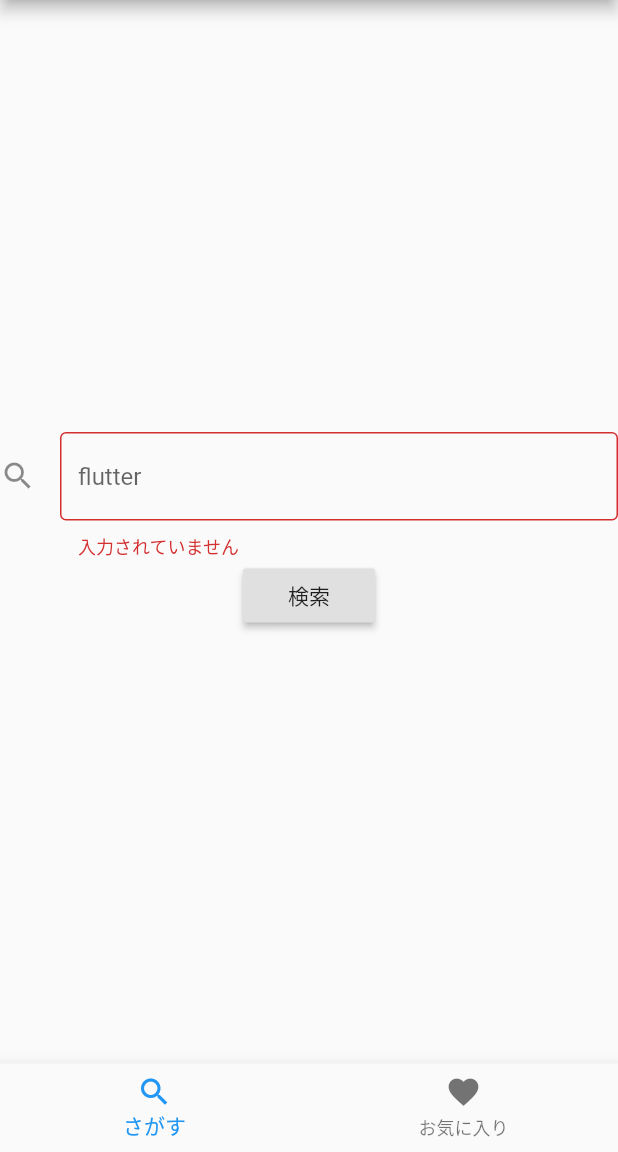
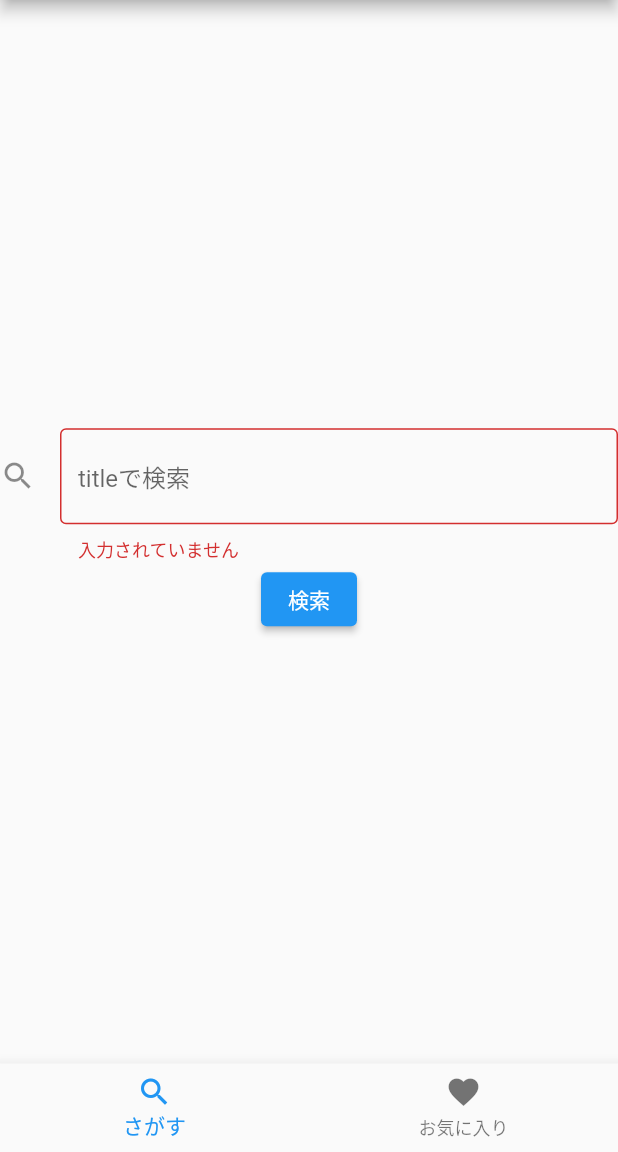
Before and after one commit to m-seiya09/sample_app, a Flutter app: the screen it shows after launch, after a tap on "検索", on a phone screen of 412 x 824 dp, the part 84-1236 px from its top. Run offline on Flutter 3.47's test engine with Material 2 defaults, Android fonts, the phone set to English and light mode, and no system bars; our stand-ins replace chopper, flutter_hooks, flutter_riverpod, freezed_annotation, hooks_riverpod, infinite_scroll_pagination and 2 more; generated files the repository leaves out were written again; network calls fail.

```diff
--- a/lib/Repository/ABC/qiita_api.dart
+++ b/lib/Repository/ABC/qiita_api.dart
@@ -10,6 +10,6 @@ abstract class QiitaApi extends ChopperService {
 
   @Get(path: '/items?query=title:{titleName}')
   Future<Response> fetchArticleByTitle({
-    @Path('titleName') String titleName,
+    @Path('titleName') String? titleName,
   });
 }
--- a/lib/Repository/article_repository.dart
+++ b/lib/Repository/article_repository.dart
@@ -28,6 +28,7 @@ class ArticleRepository {
     final responce = await _client.fetchArticleByTitle(titleName: title);
 
     if (responce.isSuccessful) {
+      print(responce.body.runtimeType);
       final responceBodyJson = responce.body as List;
       return responceBodyJson;
     } else {
--- a/lib/Screen/Main/article_display.dart
+++ b/lib/Screen/Main/article_display.dart
@@ -6,13 +6,17 @@ import 'package:sample_app/screen/parts/app_bar/header.dart';
 
 class ArticleDisplay extends StatelessWidget {
 
+  ArticleDisplay(this._url);
+
+  final String? _url;
+
   @override
   Widget build(BuildContext context)
   {
     return Scaffold(
       appBar: Header('詳細表示'),
       body: WebView(
-        initialUrl: 'https://qiita.com/rydein/items/1fa1fd6046dbef837375',
+        initialUrl: _url,
         javascriptMode: JavascriptMode.unrestricted,
       )
     );
--- a/lib/Screen/Main/search.dart
+++ b/lib/Screen/Main/search.dart
@@ -1,26 +1,56 @@
 import 'package:flutter/material.dart';
 import 'package:flutter_riverpod/flutter_riverpod.dart';
+import 'package:sample_app/screen/main/result.dart';
 
-import 'package:sample_app/screen/parts/body/result.dart';
-import 'package:sample_app/screen/parts/body/search_form.dart';
+import 'package:sample_app/utils/text_validator.dart';
 import 'package:sample_app/view_models/search_page_provider.dart';
 
 class Search extends StatelessWidget {
 
+  final GlobalKey<FormState> _formKey = GlobalKey<FormState>();
+
   @override
   Widget build(BuildContext context)
   {
-    final List<Widget> _childPages = [SearchForm(), Result()];
-
-    return Consumer(
-      builder: (context, watch, child) {
-        final int _currentIndex = watch(searchPageProvider);
-
-        return IndexedStack(
-          index: _currentIndex,
-          children: _childPages,
-        );
-      },
+    return Center(
+      child: Form(
+        key: _formKey,
+        child: Column(
+          mainAxisAlignment: MainAxisAlignment.center,
+          crossAxisAlignment: CrossAxisAlignment.center,
+          children: <Widget>[
+            TextFormField(
+              decoration: const InputDecoration(
+                icon: Icon(Icons.search),
+                border: OutlineInputBorder(),
+                hintText: 'titleで検索'
+              ),
+              validator: (value) {
+                final result = TextValidator.validate(value);
+                return result;
+              },
+              onSaved: (value) {
+                context.read(searchPageProvider.notifier).setKeyWord(value);
+              },
+            ),
+            ElevatedButton(
+              onPressed: () {
+                final validate = _formKey.currentState?.validate() ?? false;
+                if (validate) {
+                  _formKey.currentState?.save();
+                  Navigator.push(
+                    context,
+                    MaterialPageRoute<void>(
+                      builder: (context) => Result()
+                    )
+                  );
+                }
+              },
+              child: const Text('検索'),
+            )
+          ],
+        )
+      )
     );
   }
 }
--- a/lib/Screen/Parts/Body/result.dart
+++ /dev/null
@@ -1,72 +0,0 @@
-import 'package:flutter/material.dart';
-
-import 'package:flutter_riverpod/flutter_riverpod.dart';
-import 'package:sample_app/view_models/search_page_provider.dart';
-
-class Result extends StatelessWidget {
-
-  @override
-  Widget build(BuildContext context)
-  {
-    // return Stack(
-    //   children: <Widget>[
-    //     ListView.builder(
-    //       itemBuilder: (BuildContext context, int index) {
-    //         return Text(index.toString());
-    //       },
-    //     ),
-    //     Positioned(
-    //       left: 10,
-    //       bottom: 10,
-    //       child: ElevatedButton(
-    //         child: Icon(Icons.arrow_back_outlined),
-    //         style: ElevatedButton.styleFrom(
-    //           primary: Colors.green,
-    //         ),
-    //         onPressed: () {
-    //           context.read(searchPageProvider.notifier).changePage('search');
-    //         },
-    //       ),
-    //     )
-    //   ],
-    // );
-    return Consumer(
-      builder: (context, watch, child) {
-      //   final int _currentIndex = watch(searchPageProvider);
-
-      //   return _currentIndex.when(
-      //     data: (data) => Stack(
-      //       children: <Widget>[
-      //         ListView.builder(
-      //           itemBuilder: (BuildContext context, int index) {
-      //             return Text(index.toString());
-      //           },
-      //         ),
-      //         Positioned(
-      //           left: 10,
-      //           bottom: 10,
-      //           child: ElevatedButton(
-      //             child: Icon(Icons.arrow_back_outlined),
-      //             style: ElevatedButton.styleFrom(
-      //               primary: Colors.green,
-      //             ),
-      //             onPressed: () {
-      //               context.read(searchPageProvider.notifier).changePage('search');
-      //             },
-      //           ),
-      //         )
-      //       ],
-      //     ),
-      //     loading: () => Center(
-      //       child: CircularProgressIndicator(),
-      //     ),
-      //     error: (_, __) => Center(
-      //       child: const Text('error'),
-      //     )
-      //   );
-      // },
-      return Center(child: Text('test'));
-      }
-    );
-  }
-}
--- a/lib/Screen/Parts/Body/search_form.dart
+++ /dev/null
@@ -1,46 +0,0 @@
-import 'package:flutter/material.dart';
-import 'package:flutter_riverpod/flutter_riverpod.dart';
-
-import 'package:sample_app/utils/text_validator.dart';
-import 'package:sample_app/view_models/search_page_provider.dart';
-
-class SearchForm extends StatelessWidget {
-
-  final GlobalKey<FormState> _formKey = GlobalKey<FormState>();
-
-  @override
-  Widget build(BuildContext context)
-  {
-    return Center(
-      child: Form(
-        key: _formKey,
-        child: Column(
-          mainAxisAlignment: MainAxisAlignment.center,
-          crossAxisAlignment: CrossAxisAlignment.center,
-          children: <Widget>[
-            TextFormField(
-              decoration: const InputDecoration(
-                icon: Icon(Icons.search),
-                border: OutlineInputBorder(),
-                hintText: 'flutter'
-              ),
-              validator: (value) {
-                final result = TextValidator.validate(value);
-                return result;
-              }
-            ),
-            RaisedButton(
-              child: const Text('検索'),
-              onPressed: () {
-                final validate = _formKey.currentState?.validate() ?? false;
-                if (validate) {
-                  context.read(searchPageProvider.notifier).search();
-                }
-              },
-            )
-          ],
-        )
-      )
-    );
-  }
-}
--- a/lib/Utils/text_validator.dart
+++ b/lib/Utils/text_validator.dart
@@ -8,7 +8,6 @@ class TextValidator {
     if (value == null || value.isEmpty) {
       message = '入力されていません';
     }
-    print(message);
     return message;
   }
 }
```
Also changed, not shown: lib/Screen/Main/result.dart (added, +39 -0 lines), lib/Screen/Parts/body/article_tile.dart (added, +28 -0 lines), lib/models/article.dart (+5 -4 lines), lib/view_models/result_page_provider.dart (added, +59 -0 lines), lib/view_models/search_page_provider.dart (+8 -34 lines), lib/view_models/state/result_vm.dart (added, +15 -0 lines), pubspec.yaml (+5 -5 lines), lib/Repository/ABC/qiita_api.chopper.dart, lib/models/article.freezed.dart, lib/models/article.g.dart, lib/view_models/state/result_vm.freezed.dart (added), pubspec.lock, 2 other files.
